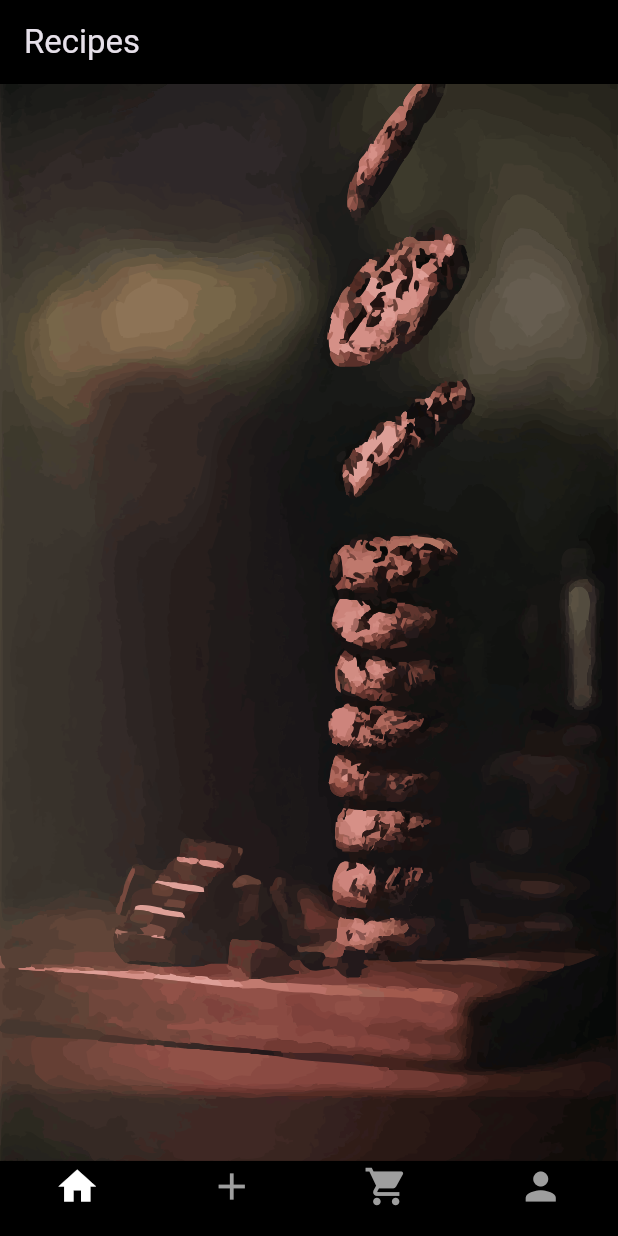
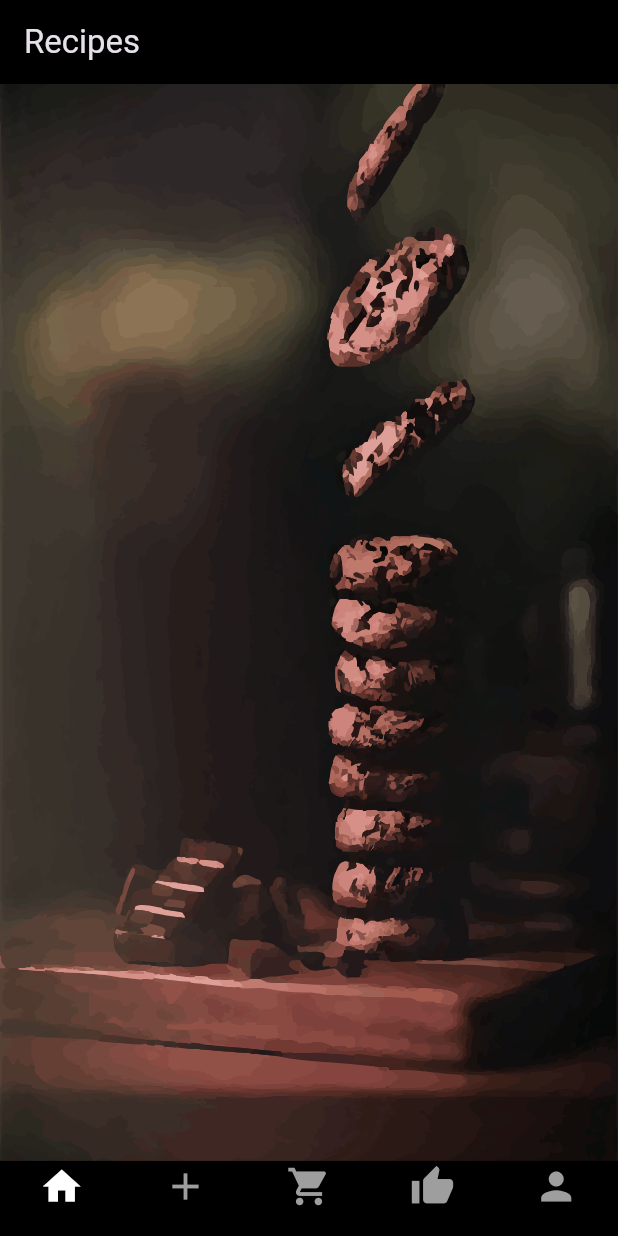
Before and after one commit to romeovasil/proiect_chs, a Flutter app: the screen it shows once a user with an empty profile is signed in, on a phone screen of 412 x 824 dp. Run offline on Flutter 3.47's test engine with Material 3 defaults, Android fonts, the phone set to English and light mode, and no system bars; our stand-ins replace cloud_firestore, firebase_auth, firebase_core, firebase_storage, flutter_svg, image_picker and 1 more; accounts and stored records are empty.

Commit message:
add recipeRecommendation to navbar

```diff
--- a/lib/responsive/mobile_screen_layout.dart
+++ b/lib/responsive/mobile_screen_layout.dart
@@ -67,8 +67,14 @@ class _MobileScreenLayoutState extends State<MobileScreenLayout> {
             backgroundColor: primaryColor,
           ),
           BottomNavigationBarItem(
+            icon: Icon(Icons.thumb_up,
+                color: _page == 3 ? primaryColor : secondaryColor),
+            label: "",
+            backgroundColor: primaryColor,
+          ),
+          BottomNavigationBarItem(
             icon: Icon(Icons.person,
-                color: _page == 3 ? primaryColor : secondaryColor),
+                color: _page == 4 ? primaryColor : secondaryColor),
             label: "",
             backgroundColor: primaryColor,
           ),
--- a/lib/utils/global_variables.dart
+++ b/lib/utils/global_variables.dart
@@ -2,6 +2,7 @@ import 'package:flutter/material.dart';
 import 'package:proiect_chs_r/screens/add_recipe_screen.dart';
 import 'package:proiect_chs_r/screens/home_screen.dart';
 import 'package:proiect_chs_r/screens/profile_screen.dart';
+import 'package:proiect_chs_r/screens/recommendation_screen.dart';
 
 const webscreenSize = 600;
 
@@ -9,5 +10,6 @@ const homeScreenItems = [
   HomeScreen(),
   AddRecipeScreen(),
   Text("cart"),
-  ProfileScreen()
+  SearchFieldSample(),
+  ProfileScreen(),
 ];
```
